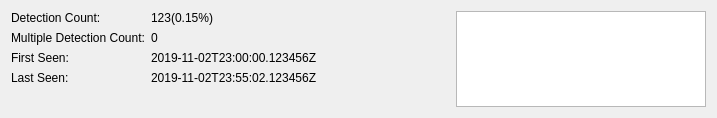
The window that src/fort/studio/widget/TagStatisticsWidget.ui (formicidae-tracker/studio) describes before a commit, drawn with Qt 5.
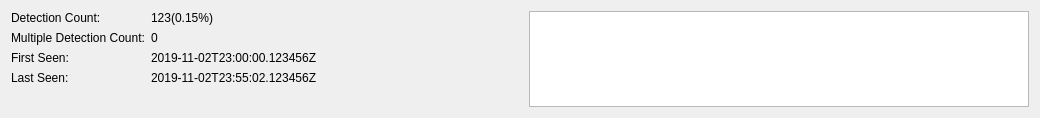
The same window after the commit. Custom widgets are drawn as their Qt base class.

Commit message:
Adds a chart view of gap counts
Closes #69
Closes #105

Patch:
```diff
--- a/src/fort/studio/widget/TagStatisticsWidget.ui
+++ b/src/fort/studio/widget/TagStatisticsWidget.ui
@@ -6,7 +6,7 @@
    <rect>
     <x>0</x>
     <y>0</y>
-    <width>717</width>
+    <width>1040</width>
     <height>118</height>
    </rect>
   </property>
@@ -28,6 +28,12 @@
   <layout class="QHBoxLayout" name="horizontalLayout">
    <item>
     <layout class="QFormLayout" name="formLayout">
+     <property name="sizeConstraint">
+      <enum>QLayout::SetDefaultConstraint</enum>
+     </property>
+     <property name="rightMargin">
+      <number>20</number>
+     </property>
      <item row="0" column="0">
       <widget class="QLabel" name="label">
        <property name="text">
@@ -65,6 +71,12 @@
      </item>
      <item row="2" column="1">
       <widget class="QLabel" name="firstSeenLabel">
+       <property name="minimumSize">
+        <size>
+         <width>207</width>
+         <height>0</height>
+        </size>
+       </property>
        <property name="text">
         <string>2019-11-02T23:00:00.123456Z</string>
        </property>
@@ -79,6 +91,12 @@
      </item>
      <item row="3" column="1">
       <widget class="QLabel" name="lastSeenLabel">
+       <property name="minimumSize">
+        <size>
+         <width>207</width>
+         <height>0</height>
+        </size>
+       </property>
        <property name="text">
         <string>2019-11-02T23:55:02.123456Z</string>
        </property>
@@ -87,16 +105,22 @@
     </layout>
    </item>
    <item>
-    <widget class="QGraphicsView" name="graphicsView">
+    <widget class="QChartView" name="chartView">
      <property name="sizePolicy">
-      <sizepolicy hsizetype="Maximum" vsizetype="Maximum">
+      <sizepolicy hsizetype="Expanding" vsizetype="Maximum">
        <horstretch>0</horstretch>
        <verstretch>0</verstretch>
       </sizepolicy>
      </property>
+     <property name="minimumSize">
+      <size>
+       <width>300</width>
+       <height>0</height>
+      </size>
+     </property>
      <property name="maximumSize">
       <size>
-       <width>250</width>
+       <width>500</width>
        <height>100</height>
       </size>
      </property>
@@ -104,6 +128,13 @@
    </item>
   </layout>
  </widget>
+ <customwidgets>
+  <customwidget>
+   <class>QChartView</class>
+   <extends>QGraphicsView</extends>
+   <header location="global">QtCharts</header>
+  </customwidget>
+ </customwidgets>
  <resources/>
  <connections/>
 </ui>
```
The commit also changes 4 other files.
